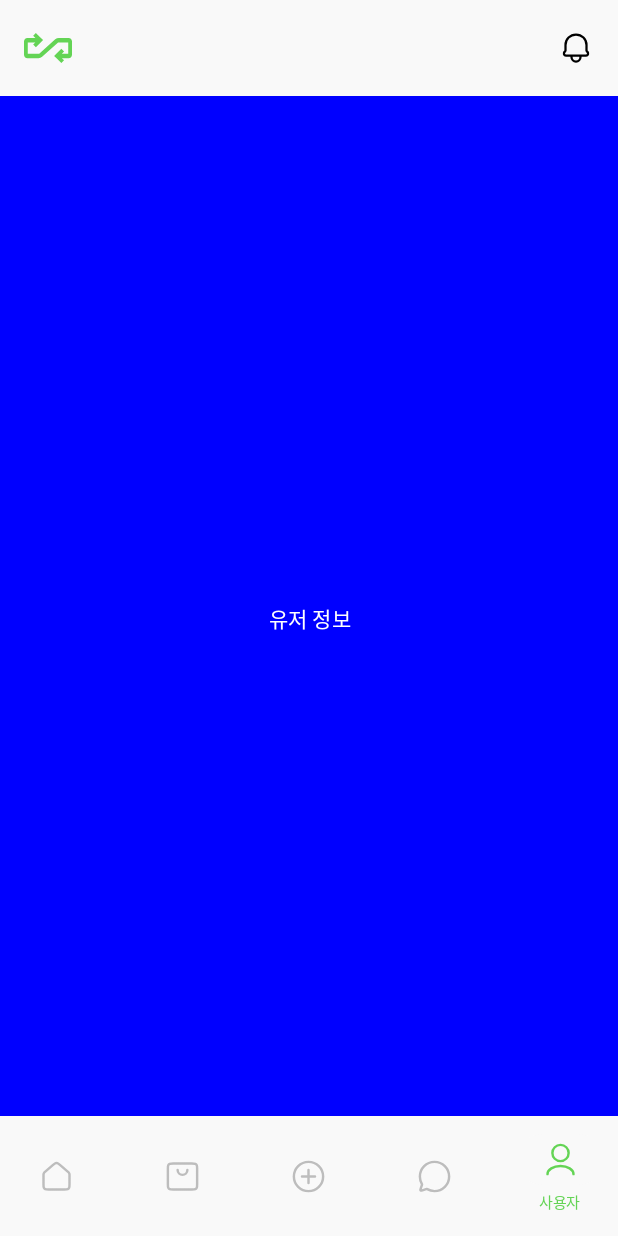
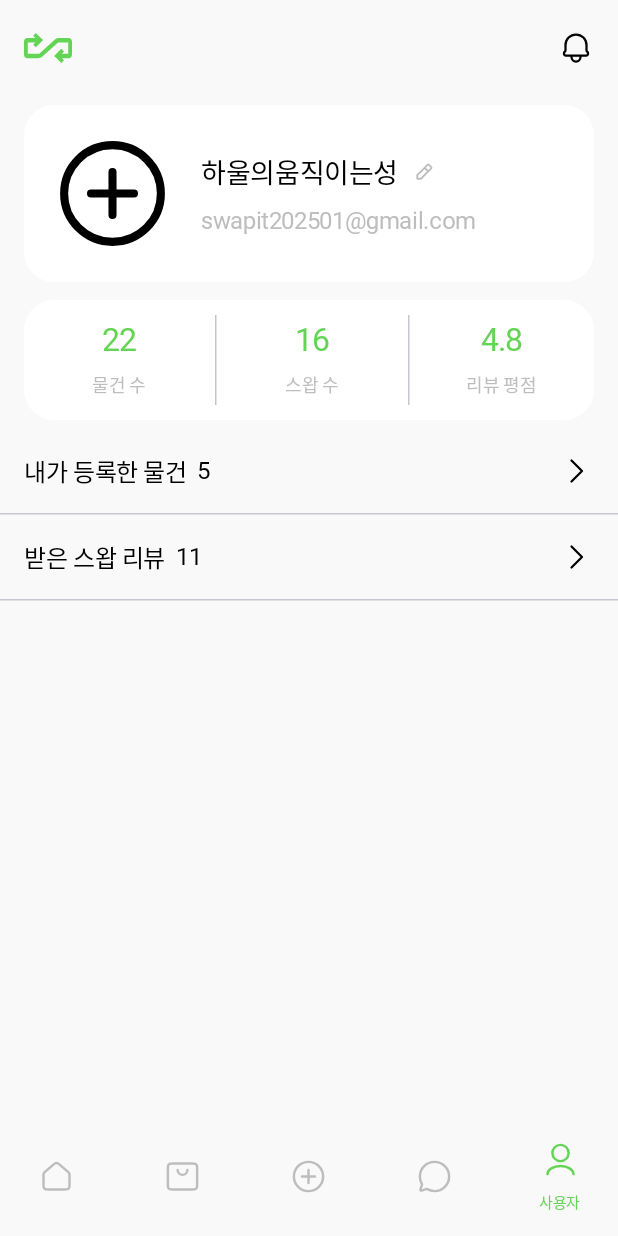
Before and after one commit to swap-it-all/swap-it-an, an Android app built with Jetpack Compose: the USER screen opened through its navigation route, on a phone screen of 412 x 824 dp. Run offline under Robolectric (Android 15) with nearby library versions, the phone set to English and light mode, and no system bars; Roboto replaces fonts that are not available here.

Commit message:
[UI] 마이페이지 화면 구현 (#45)
* feat: 마이페이지 drawable 추가

* feat: 마이페이지 프로필 카드 추가

* feat: 마이페이지 스왑 카드 UI

* feat: 마이페이지 프로필아이템 UI

* feat: 마이페이지 프리뷰 함수 구현

* refactor: 클래스로 되어 있던 UserInfoScreen 삭제

* chore: ktFormat

* refactor: 컴포저블 함수 분리

* chore: ktFormat

```diff
--- a/app/src/main/java/com/example/swapit/ui/navigation/NavigationModule.kt
+++ b/app/src/main/java/com/example/swapit/ui/navigation/NavigationModule.kt
@@ -71,7 +71,7 @@ class NavigationModule {
                 ChatScreen(navController)
             }
             composable(NavItem.User.screenRoute) {
-                UserInfoScreen().UserInfoScreen(navController)
+                UserInfoScreen(navController)
             }
             composable(NavItem.Alert.screenRoute) {
                 AlertScreen(navController)
--- /dev/null
+++ b/app/src/main/java/com/example/swapit/ui/user/ProfileCard.kt
@@ -0,0 +1,91 @@
+package com.example.swapit.ui.user
+
+import androidx.compose.foundation.Image
+import androidx.compose.foundation.layout.Arrangement
+import androidx.compose.foundation.layout.Column
+import androidx.compose.foundation.layout.Row
+import androidx.compose.foundation.layout.Spacer
+import androidx.compose.foundation.layout.fillMaxWidth
+import androidx.compose.foundation.layout.height
+import androidx.compose.foundation.layout.padding
+import androidx.compose.foundation.layout.size
+import androidx.compose.foundation.layout.width
+import androidx.compose.foundation.shape.CircleShape
+import androidx.compose.foundation.shape.RoundedCornerShape
+import androidx.compose.material3.Card
+import androidx.compose.material3.CardDefaults
+import androidx.compose.material3.Icon
+import androidx.compose.material3.Text
+import androidx.compose.runtime.Composable
+import androidx.compose.ui.Alignment
+import androidx.compose.ui.Modifier
+import androidx.compose.ui.draw.clip
+import androidx.compose.ui.res.painterResource
+import androidx.compose.ui.tooling.preview.Preview
+import androidx.compose.ui.unit.dp
+import com.example.swapit.R
+import com.example.swapit.ui.theme.Black
+import com.example.swapit.ui.theme.Gray4
+import com.example.swapit.ui.theme.Paddings
+import com.example.swapit.ui.theme.Typography
+import com.example.swapit.ui.theme.White
+
+@Composable
+fun ProfileCard(
+    userName: String = "하울의움직이는성",
+    userEmail: String = "swapit202501@gmail.com",
+) {
+    Card(
+        modifier =
+            Modifier
+                .fillMaxWidth()
+                .padding(Paddings.xlarge, Paddings.smallMedium),
+        colors =
+            CardDefaults.cardColors(
+                containerColor = White,
+            ),
+        shape = RoundedCornerShape(20.dp),
+    ) {
+        Row(
+            modifier =
+                Modifier
+                    .fillMaxWidth()
+                    .padding(16.dp),
+        ) {
+            Image(
+                painter = painterResource(id = R.drawable.ic_add_plus_circle),
+                contentDescription = "Profile Picture",
+                modifier =
+                    Modifier
+                        .size(86.dp)
+                        .clip(CircleShape),
+            )
+            Spacer(modifier = Modifier.width(16.dp))
+            Column(
+                modifier = Modifier.height(86.dp),
+                verticalArrangement = Arrangement.Center,
+                horizontalAlignment = Alignment.Start,
+            ) {
+                Row(
+                    verticalAlignment = Alignment.CenterVertically,
+                ) {
+                    Text(userName, style = Typography.titleLarge, color = Black)
+                    Spacer(modifier = Modifier.width(8.dp))
+                    Icon(
+                        painter = painterResource(id = R.drawable.ic_pencil),
+                        contentDescription = "프로필 수정",
+                        tint = Gray4,
+                    )
+                }
+                Spacer(modifier = Modifier.height(10.dp))
+                Text(userEmail, style = Typography.bodyMedium, color = Gray4)
+            }
+        }
+    }
+}
+
+@Preview(showBackground = true)
+@Composable
+fun ProfileCardPreview() {
+    ProfileCard()
+}
--- /dev/null
+++ b/app/src/main/java/com/example/swapit/ui/user/ProfileItem.kt
@@ -0,0 +1,53 @@
+package com.example.swapit.ui.user
+
+import androidx.compose.foundation.layout.Row
+import androidx.compose.foundation.layout.Spacer
+import androidx.compose.foundation.layout.fillMaxWidth
+import androidx.compose.foundation.layout.height
+import androidx.compose.foundation.layout.width
+import androidx.compose.material3.Icon
+import androidx.compose.material3.Text
+import androidx.compose.runtime.Composable
+import androidx.compose.ui.Alignment
+import androidx.compose.ui.Modifier
+import androidx.compose.ui.res.painterResource
+import androidx.compose.ui.tooling.preview.Preview
+import androidx.compose.ui.unit.dp
+import com.example.swapit.R
+import com.example.swapit.ui.theme.Black
+import com.example.swapit.ui.theme.Typography
+
+@Composable
+fun ProfileItem(
+    text: String,
+    count: Int,
+) {
+    Row(
+        modifier =
+            Modifier
+                .fillMaxWidth()
+                .height(56.dp),
+        verticalAlignment = Alignment.CenterVertically,
+    ) {
+        Spacer(modifier = Modifier.width(16.dp))
+        Text(text = text, style = Typography.bodyMedium, color = Black)
+        Spacer(modifier = Modifier.width(6.dp))
+        Text(text = count.toString(), style = Typography.bodyMedium, color = Black)
+        Spacer(modifier = Modifier.weight(1f))
+        Icon(
+            painter = painterResource(id = R.drawable.ic_chevron_right),
+            contentDescription = "더보기",
+            tint = Black,
+        )
+        Spacer(modifier = Modifier.width(16.dp))
+    }
+}
+
+@Preview(showBackground = true)
+@Composable
+fun ProfileItemPreview() {
+    ProfileItem(
+        text = "내가 등록한 물건",
+        count = 5,
+    )
+}
--- /dev/null
+++ b/app/src/main/java/com/example/swapit/ui/user/ProfileSwapCard.kt
@@ -0,0 +1,103 @@
+package com.example.swapit.ui.user
+
+import androidx.compose.foundation.layout.Arrangement
+import androidx.compose.foundation.layout.Column
+import androidx.compose.foundation.layout.Row
+import androidx.compose.foundation.layout.Spacer
+import androidx.compose.foundation.layout.fillMaxWidth
+import androidx.compose.foundation.layout.height
+import androidx.compose.foundation.layout.padding
+import androidx.compose.foundation.layout.size
+import androidx.compose.foundation.layout.width
+import androidx.compose.foundation.layout.wrapContentHeight
+import androidx.compose.foundation.shape.RoundedCornerShape
+import androidx.compose.material3.Card
+import androidx.compose.material3.CardDefaults
+import androidx.compose.material3.Text
+import androidx.compose.material3.VerticalDivider
+import androidx.compose.runtime.Composable
+import androidx.compose.ui.Alignment
+import androidx.compose.ui.Modifier
+import androidx.compose.ui.tooling.preview.Preview
+import androidx.compose.ui.unit.dp
+import com.example.swapit.ui.theme.Gray4
+import com.example.swapit.ui.theme.Paddings
+import com.example.swapit.ui.theme.Primary
+import com.example.swapit.ui.theme.Typography
+import com.example.swapit.ui.theme.White
+
+@Composable
+fun ProfileSwapCard(
+    productCount: Int = 22,
+    swapCount: Int = 16,
+    review: Float = 4.8f,
+) {
+    Card(
+        modifier =
+            Modifier
+                .fillMaxWidth()
+                .padding(Paddings.xlarge, Paddings.smallMedium),
+        colors =
+            CardDefaults.cardColors(
+                containerColor = White,
+            ),
+        shape = RoundedCornerShape(20.dp),
+    ) {
+        Row(
+            modifier =
+                Modifier
+                    .fillMaxWidth()
+                    .wrapContentHeight(),
+            verticalAlignment = Alignment.CenterVertically,
+        ) {
+            Column(
+                modifier =
+                    Modifier
+                        .height(80.dp)
+                        .width(127.dp),
+                horizontalAlignment = Alignment.CenterHorizontally,
+                verticalArrangement = Arrangement.Center,
+            ) {
+                Text(productCount.toString(), style = Typography.headlineSmall, color = Primary)
+                Spacer(modifier = Modifier.size(8.dp))
+                Text("물건 수", style = Typography.labelLarge, color = Gray4)
+            }
+            VerticalDivider(
+                modifier = Modifier.height(60.dp),
+            )
+            Column(
+                modifier =
+                    Modifier
+                        .height(80.dp)
+                        .width(127.dp),
+                horizontalAlignment = Alignment.CenterHorizontally,
+                verticalArrangement = Arrangement.Center,
+            ) {
+                Text(swapCount.toString(), style = Typography.headlineSmall, color = Primary)
+                Spacer(modifier = Modifier.size(8.dp))
+                Text("스왑 수", style = Typography.labelLarge, color = Gray4)
+            }
+            VerticalDivider(
+                modifier = Modifier.height(60.dp),
+            )
+            Column(
+                modifier =
+                    Modifier
+                        .height(80.dp)
+                        .width(127.dp),
+                horizontalAlignment = Alignment.CenterHorizontally,
+                verticalArrangement = Arrangement.Center,
+            ) {
+                Text(review.toString(), style = Typography.headlineSmall, color = Primary)
+                Spacer(modifier = Modifier.size(8.dp))
+                Text("리뷰 평점", style = Typography.labelLarge, color = Gray4)
+            }
+        }
+    }
+}
+
+@Preview(showBackground = true)
+@Composable
+fun ProfileSwapCardPreview() {
+    ProfileSwapCard()
+}
--- a/app/src/main/java/com/example/swapit/ui/user/UserInfoScreen.kt
+++ b/app/src/main/java/com/example/swapit/ui/user/UserInfoScreen.kt
@@ -1,28 +1,23 @@
 package com.example.swapit.ui.user
 
-import android.annotation.SuppressLint
-import androidx.compose.foundation.background
-import androidx.compose.foundation.layout.Box
+import androidx.compose.foundation.layout.Column
 import androidx.compose.foundation.layout.fillMaxSize
-import androidx.compose.material3.MaterialTheme
+import androidx.compose.foundation.layout.padding
+import androidx.compose.foundation.lazy.LazyColumn
+import androidx.compose.material3.HorizontalDivider
 import androidx.compose.material3.Scaffold
-import androidx.compose.material3.Text
+import androidx.compose.material3.Surface
 import androidx.compose.runtime.Composable
-import androidx.compose.ui.Alignment
 import androidx.compose.ui.Modifier
-import androidx.compose.ui.graphics.Color
-import androidx.compose.ui.text.style.TextAlign
+import androidx.compose.ui.platform.LocalContext
+import androidx.compose.ui.tooling.preview.Preview
 import androidx.navigation.NavHostController
 import com.example.swapit.ui.component.AppBar
 import com.example.swapit.ui.component.BottomNavigationBar
-import com.example.swapit.ui.navigation.NavigationModule
+import com.example.swapit.ui.theme.BackgroundColor
 
-@SuppressLint("NotConstructor")
-class UserInfoScreen {
-    @SuppressLint("UnusedMaterial3ScaffoldPaddingParameter")
 @Composable
 fun UserInfoScreen(navController: NavHostController) {
-        val navigationModule = NavigationModule()
     Scaffold(
         topBar = {
             AppBar(navController = navController)
@@ -30,21 +25,38 @@ class UserInfoScreen {
         bottomBar = {
             BottomNavigationBar(navController)
         },
-        ) {
-            Box(
+    ) { contentPadding ->
+        Surface(
             modifier =
                 Modifier
                     .fillMaxSize()
-                        .background(Color.Blue),
+                    .padding(contentPadding),
+            color = BackgroundColor,
         ) {
-                Text(
-                    text = "유저 정보",
-                    style = MaterialTheme.typography.labelLarge,
-                    textAlign = TextAlign.Center,
-                    color = Color.White,
-                    modifier = Modifier.align(Alignment.Center),
+            Column {
+                ProfileCard()
+                ProfileSwapCard()
+                LazyColumn {
+                    item {
+                        ProfileItem(
+                            text = "내가 등록한 물건",
+                            count = 5,
                         )
+                        HorizontalDivider()
+                        ProfileItem(
+                            text = "받은 스왑 리뷰",
+                            count = 11,
+                        )
+                        HorizontalDivider()
                     }
                 }
             }
         }
+    }
+}
+
+@Preview(showBackground = true)
+@Composable
+fun UserInfoScreenPreview() {
+    UserInfoScreen(navController = NavHostController(LocalContext.current))
+}
--- /dev/null
+++ b/app/src/main/res/drawable/ic_pencil.xml
@@ -0,0 +1,13 @@
+<vector xmlns:android="http://schemas.android.com/apk/res/android"
+    android:width="16dp"
+    android:height="16dp"
+    android:viewportWidth="16"
+    android:viewportHeight="16">
+  <path
+      android:pathData="M8.376,5.186L3.5,10.062V12.5L5.938,12.5L10.814,7.624M8.376,5.186L10.125,3.437L10.126,3.436C10.366,3.196 10.487,3.075 10.626,3.03C10.748,2.99 10.88,2.99 11.003,3.03C11.142,3.075 11.262,3.195 11.502,3.436L12.563,4.496C12.804,4.738 12.925,4.858 12.97,4.997C13.01,5.12 13.01,5.252 12.97,5.374C12.925,5.513 12.804,5.634 12.563,5.875L12.563,5.875L10.814,7.624M8.376,5.186L10.814,7.624"
+      android:strokeLineJoin="round"
+      android:strokeWidth="1.2"
+      android:fillColor="#00000000"
+      android:strokeColor="#BDBDBD"
+      android:strokeLineCap="round"/>
+</vector>
```
Lines whose indentation alone changed are shown as unchanged.
